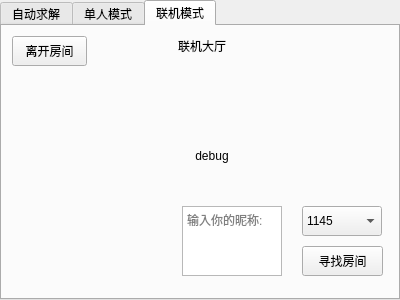
Before: the Qt Designer form gamewidget.ui in SusieGlitter/puzzle24_LANbattle, drawn with Qt 5.
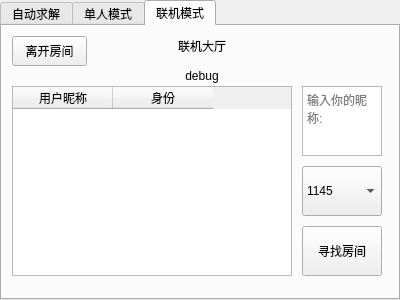
After: the same form once the commit is applied. The open tabs and pages were chosen to show the change. Icons and pictures are not drawn.

```diff
--- a/gamewidget.ui
+++ b/gamewidget.ui
@@ -201,9 +201,9 @@
        <property name="geometry">
         <rect>
          <x>300</x>
-         <y>180</y>
+         <y>140</y>
          <width>80</width>
-         <height>30</height>
+         <height>50</height>
         </rect>
        </property>
        <item>
@@ -230,9 +230,9 @@
       <widget class="QTextEdit" name="onlineModeIDEdit">
        <property name="geometry">
         <rect>
-         <x>180</x>
-         <y>180</y>
-         <width>100</width>
+         <x>300</x>
+         <y>60</y>
+         <width>80</width>
          <height>70</height>
         </rect>
        </property>
@@ -260,9 +260,9 @@
        <property name="geometry">
         <rect>
          <x>300</x>
-         <y>220</y>
-         <width>81</width>
-         <height>30</height>
+         <y>200</y>
+         <width>80</width>
+         <height>50</height>
         </rect>
        </property>
        <property name="text">
@@ -272,8 +272,8 @@
       <widget class="QLabel" name="onlineModeDebugLabel">
        <property name="geometry">
         <rect>
-         <x>110</x>
-         <y>120</y>
+         <x>100</x>
+         <y>40</y>
          <width>200</width>
          <height>20</height>
         </rect>
@@ -298,6 +298,35 @@
         <string>离开房间</string>
        </property>
       </widget>
+      <widget class="QTableWidget" name="onlineModeMemberTabel">
+       <property name="geometry">
+        <rect>
+         <x>10</x>
+         <y>60</y>
+         <width>280</width>
+         <height>190</height>
+        </rect>
+       </property>
+       <attribute name="horizontalHeaderCascadingSectionResizes">
+        <bool>false</bool>
+       </attribute>
+       <attribute name="horizontalHeaderShowSortIndicator" stdset="0">
+        <bool>false</bool>
+       </attribute>
+       <attribute name="horizontalHeaderStretchLastSection">
+        <bool>false</bool>
+       </attribute>
+       <column>
+        <property name="text">
+         <string>用户昵称</string>
+        </property>
+       </column>
+       <column>
+        <property name="text">
+         <string>身份</string>
+        </property>
+       </column>
+      </widget>
      </widget>
      <widget class="QWidget" name="onlineModeGamePage">
       <widget class="QTextBrowser" name="onlineModeNumShowcase3">
```
Left out of the diff: 10 changed lines with no effect on the pictures.
